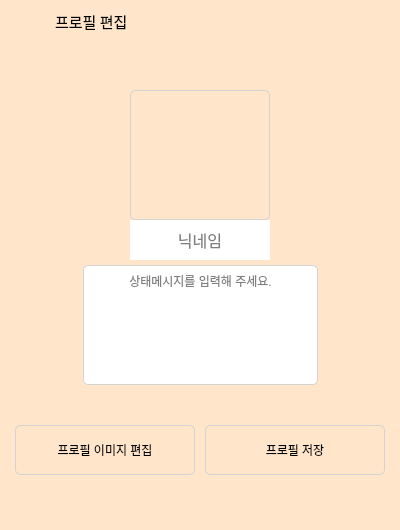
Above: UI/DialogSetting.ui from song030/GrapefruitTalk before the change. Below: the same form after it.
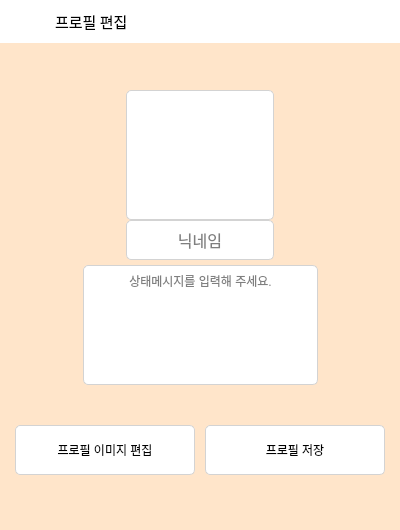
That is the form after the change. The open tabs and pages were chosen to show the change. Icons and pictures are not drawn.

```diff
--- a/UI/DialogSetting.ui
+++ b/UI/DialogSetting.ui
@@ -347,6 +347,9 @@
            <height>43</height>
           </size>
          </property>
+         <property name="styleSheet">
+          <string notr="true">background: #FFF;</string>
+         </property>
          <layout class="QHBoxLayout" name="horizontalLayout_9">
           <item>
            <widget class="QPushButton" name="btn_back_1">
@@ -492,7 +495,8 @@
               <property name="styleSheet">
                <string notr="true">border:1px solid lightgray;
 border-radius:5px;
-padding:5px;</string>
+padding:5px;
+background: #FFF;</string>
               </property>
               <property name="text">
                <string/>
@@ -520,7 +524,10 @@
                </font>
               </property>
               <property name="styleSheet">
-               <string notr="true">border: None;</string>
+               <string notr="true">border:1px solid lightgray;
+border-radius:5px;
+padding:5px;
+background: #FFF;</string>
               </property>
               <property name="alignment">
                <set>Qt::AlignCenter</set>
@@ -669,7 +676,8 @@
             <property name="styleSheet">
              <string notr="true">border:1px solid lightgray;
 border-radius:5px;
-padding:5px;</string>
+padding:5px;
+background: #FFF;</string>
             </property>
             <property name="text">
              <string>프로필 이미지 편집</string>
@@ -687,7 +695,8 @@
             <property name="styleSheet">
              <string notr="true">border:1px solid lightgray;
 border-radius:5px;
-padding:5px;</string>
+padding:5px;
+background: #FFF;</string>
             </property>
             <property name="text">
              <string>프로필 저장</string>
```
Left out of the diff: 6 changed lines with no effect on the pictures.
